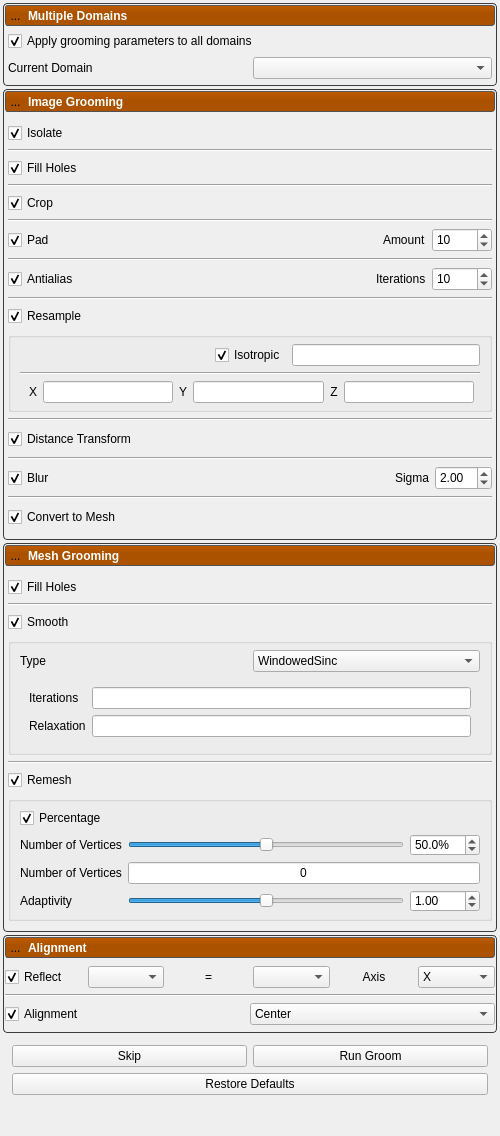
Qt form Studio/src/Groom/GroomTool.ui (SCIInstitute/ShapeWorks) before a commit.
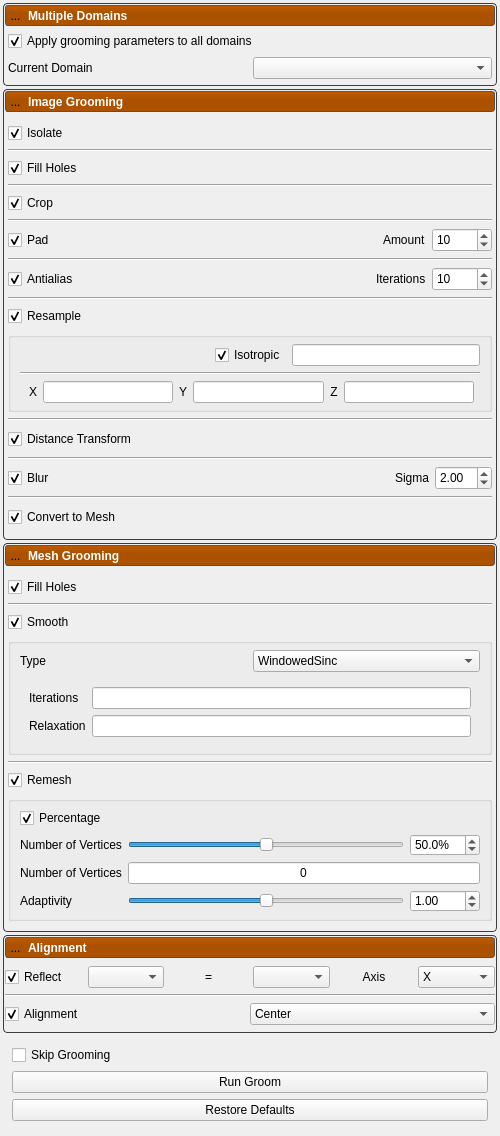
The same form after that commit. Icons and pictures are not drawn.

Commit message: Resolve #1840 by reworking skip grooming into a parameter

The edit to the form file:
```diff
--- a/Studio/src/Groom/GroomTool.ui
+++ b/Studio/src/Groom/GroomTool.ui
@@ -1968,27 +1968,36 @@
    <item>
     <widget class="QWidget" name="button_box" native="true">
      <layout class="QGridLayout" name="gridLayout">
-      <item row="0" column="0">
-       <widget class="QPushButton" name="skip_button">
-        <property name="text">
-         <string>Skip</string>
-        </property>
-       </widget>
-      </item>
-      <item row="0" column="1">
-       <widget class="QPushButton" name="run_groom_button">
-        <property name="text">
-         <string>Run Groom</string>
-        </property>
-       </widget>
-      </item>
-      <item row="1" column="0" colspan="2">
+      <item row="3" column="0" colspan="2">
        <widget class="QPushButton" name="restore_defaults">
         <property name="text">
          <string>Restore Defaults</string>
         </property>
        </widget>
       </item>
+      <item row="1" column="0">
+       <widget class="QCheckBox" name="skip_grooming">
+        <property name="sizePolicy">
+         <sizepolicy hsizetype="Minimum" vsizetype="Preferred">
+          <horstretch>0</horstretch>
+          <verstretch>0</verstretch>
+         </sizepolicy>
+        </property>
+        <property name="text">
+         <string>Skip Grooming</string>
+        </property>
+        <property name="checked">
+         <bool>false</bool>
+        </property>
+       </widget>
+      </item>
+      <item row="2" column="0" colspan="2">
+       <widget class="QPushButton" name="run_groom_button">
+        <property name="text">
+         <string>Run Groom</string>
+        </property>
+       </widget>
+      </item>
      </layout>
     </widget>
    </item>
```
Left out of the diff: 3 changed lines with no effect on the pictures. The commit also changes 6 other files.
